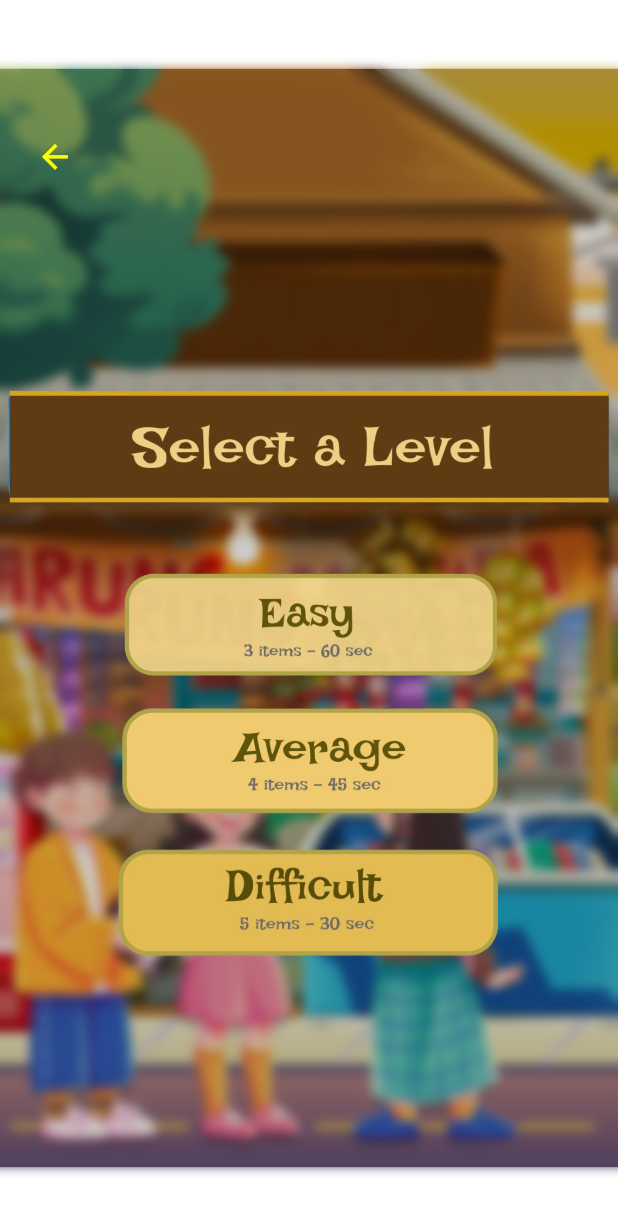
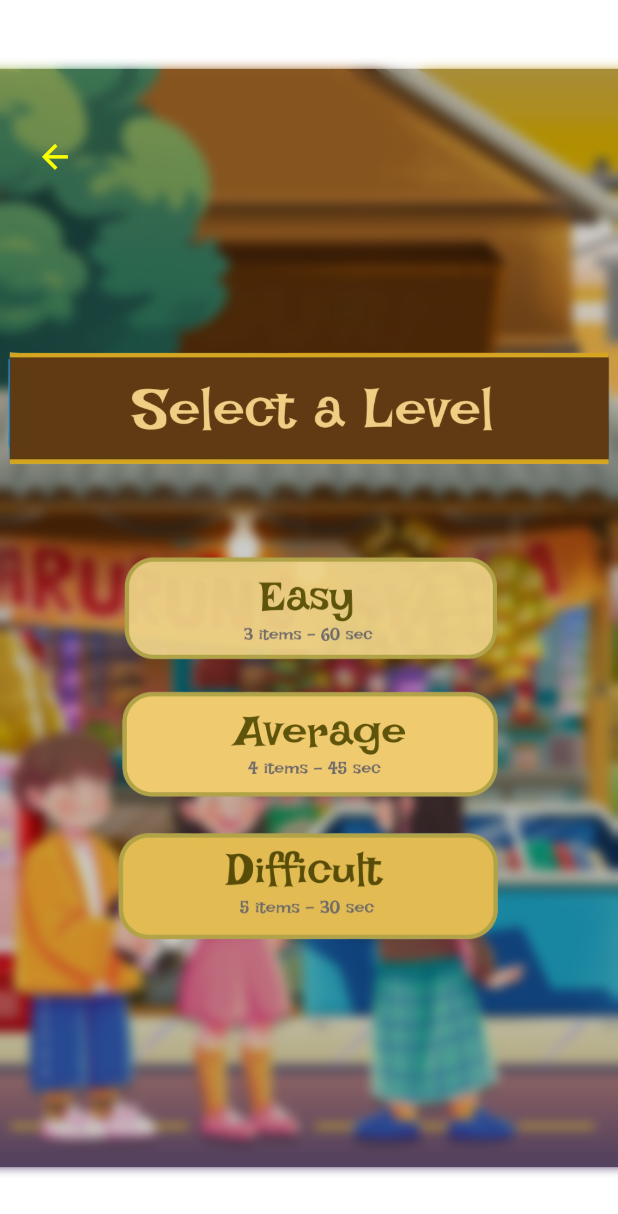
Before and after one commit to hungrychef-bytescode/CMSC156-Midterm-Project, a Flutter app: the LevelScreen screen opened by its route, on a phone screen of 412 x 824 dp. Shown: the top 1214 px of the screen. Run offline on Flutter 3.47's test engine with Material 3 defaults, Android fonts, the phone set to English and light mode, and no system bars; our stand-ins replace google_fonts.

Commit message:
fix: fixed banner layout and position

```diff
--- a/ayos_game/lib/level_screen.dart
+++ b/ayos_game/lib/level_screen.dart
@@ -54,14 +54,12 @@ class SelectLevel extends StatelessWidget {
 
         // Select a Level image
         Transform.translate(
-          offset: const Offset(0, -10), // negative = up, positive = down
+          offset: const Offset(0, -50), // negative = up, positive = down
           child: SizedBox(
             width: 600,
             child: Image.asset("assets/images/selectLevel.png"),
           ),
         ),
-
-        const SizedBox(height: 24),
 
         // Easy button
         InkWell(
```
